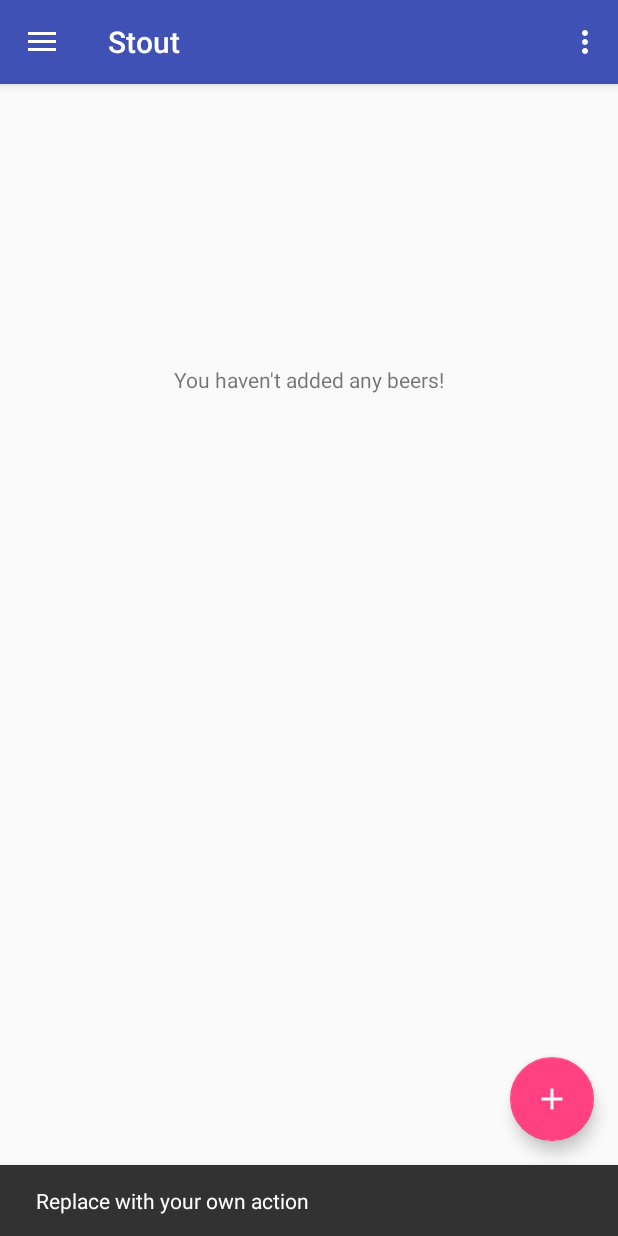
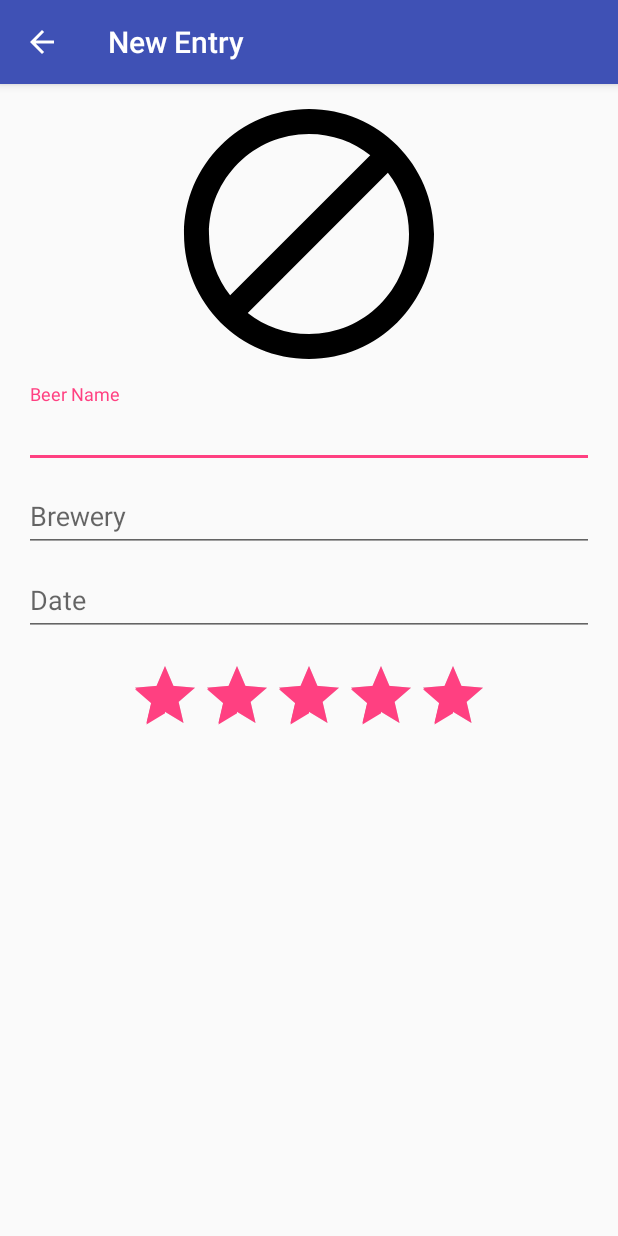
Before and after one commit to SeptimusX75/AlcohDex, an Android app: the screen it shows after launch (HomeActivity before the commit, AddEntryActivity after it), after a tap on an icon or button, on a phone screen of 412 x 824 dp. Run offline under Robolectric (Android 15) with nearby library versions, the phone set to English and light mode, and no system bars; our stand-ins replace data binding.

Commit message:
Added new entry flow;

```diff
--- a/app/src/main/AndroidManifest.xml
+++ b/app/src/main/AndroidManifest.xml
@@ -18,6 +18,13 @@
                 <category android:name="android.intent.category.LAUNCHER" />
             </intent-filter>
         </activity>
+
+        <activity
+            android:name=".entries.AddEntryActivity"
+            android:label="New Entry"
+            android:parentActivityName=".HomeActivity"
+            android:windowSoftInputMode="adjustPan" />
+
     </application>
 
 </manifest>
--- a/app/src/main/java/io/memetic/alcohdex/HomeActivity.java
+++ b/app/src/main/java/io/memetic/alcohdex/HomeActivity.java
@@ -1,9 +1,9 @@
 package io.memetic.alcohdex;
 
+import android.content.Intent;
 import android.os.Bundle;
 import android.support.design.widget.FloatingActionButton;
 import android.support.design.widget.NavigationView;
-import android.support.design.widget.Snackbar;
 import android.support.v4.view.GravityCompat;
 import android.support.v4.widget.DrawerLayout;
 import android.support.v7.app.ActionBarDrawerToggle;
@@ -12,6 +12,8 @@ import android.support.v7.widget.Toolbar;
 import android.view.Menu;
 import android.view.MenuItem;
 import android.view.View;
+
+import io.memetic.alcohdex.entries.AddEntryActivity;
 
 public class HomeActivity extends AppCompatActivity
         implements NavigationView.OnNavigationItemSelectedListener {
@@ -27,9 +29,11 @@ public class HomeActivity extends AppCompatActivity
         fab.setOnClickListener(new View.OnClickListener() {
             @Override
             public void onClick(View view) {
-                Snackbar.make(view, "Replace with your own action",
-                        Snackbar.LENGTH_LONG)
-                        .setAction("Action", null).show();
+                Intent intent = new Intent(HomeActivity.this, AddEntryActivity.class);
+                startActivity(intent);
+                //                Snackbar.make(view, "Replace with your own action",
+                //                        Snackbar.LENGTH_LONG)
+                //                        .setAction("Action", null).show();
             }
         });
 
--- a/app/src/main/java/io/memetic/alcohdex/entries/AddEntryActivity.java
+++ b/app/src/main/java/io/memetic/alcohdex/entries/AddEntryActivity.java
@@ -1,6 +1,13 @@
 package io.memetic.alcohdex.entries;
 
+import android.databinding.DataBindingUtil;
+import android.os.Bundle;
+import android.support.annotation.Nullable;
+import android.support.v4.app.FragmentTransaction;
 import android.support.v7.app.AppCompatActivity;
+
+import io.memetic.alcohdex.R;
+import io.memetic.alcohdex.databinding.ActivityAddEntryBinding;
 
 /**
  * TODO class description
@@ -10,6 +17,26 @@ import android.support.v7.app.AppCompatActivity;
  */
 public class AddEntryActivity extends AppCompatActivity {
 
+    public static final String TAG_ADD_ENTRY_FRAGMENT = "TAG_ADD_ENTRY_FRAGMENT";
+    private ActivityAddEntryBinding binding;
+    private AddEntryFragment fragment;
 
+    @Override
+    protected void onCreate(@Nullable Bundle savedInstanceState) {
+        super.onCreate(savedInstanceState);
+        binding = DataBindingUtil.setContentView(this, R.layout.activity_add_entry);
+        if (getSupportActionBar() != null) {
+            getSupportActionBar().setDisplayHomeAsUpEnabled(true);
+        }
+        if (savedInstanceState == null) {
+            FragmentTransaction transaction = getSupportFragmentManager().beginTransaction();
+            fragment = new AddEntryFragment();
+            transaction.add(binding.fragmentTarget.getId(), fragment, TAG_ADD_ENTRY_FRAGMENT);
+            transaction.commit();
+        }
+        else {
+            fragment = (AddEntryFragment) getSupportFragmentManager().findFragmentByTag(TAG_ADD_ENTRY_FRAGMENT);
+        }
+    }
 
 }
--- /dev/null
+++ b/app/src/main/java/io/memetic/alcohdex/entries/AddEntryFragment.java
@@ -0,0 +1,30 @@
+package io.memetic.alcohdex.entries;
+
+import android.databinding.DataBindingUtil;
+import android.os.Bundle;
+import android.support.annotation.Nullable;
+import android.support.v4.app.Fragment;
+import android.view.LayoutInflater;
+import android.view.View;
+import android.view.ViewGroup;
+
+import io.memetic.alcohdex.R;
+import io.memetic.alcohdex.databinding.FragmentAddEntryBinding;
+
+/**
+ * TODO class description
+ *
+ * @author manuel.silva@mobileforming.com
+ *         3/19/17
+ */
+public class AddEntryFragment extends Fragment {
+
+    private FragmentAddEntryBinding binding;
+
+    @Nullable
+    @Override
+    public View onCreateView(LayoutInflater inflater, @Nullable ViewGroup container, @Nullable Bundle savedInstanceState) {
+        binding = DataBindingUtil.inflate(inflater, R.layout.fragment_add_entry, container, false);
+        return binding.getRoot();
+    }
+}
--- /dev/null
+++ b/app/src/main/res/drawable/ic_block_black_24dp.xml
@@ -0,0 +1,4 @@
+<vector android:height="200dp" android:viewportHeight="24.0"
+    android:viewportWidth="24.0" android:width="200dp" xmlns:android="http://schemas.android.com/apk/res/android">
+    <path android:fillColor="#FF000000" android:pathData="M12,2C6.48,2 2,6.48 2,12s4.48,10 10,10 10,-4.48 10,-10S17.52,2 12,2zM4,12c0,-4.42 3.58,-8 8,-8 1.85,0 3.55,0.63 4.9,1.69L5.69,16.9C4.63,15.55 4,13.85 4,12zM12,20c-1.85,0 -3.55,-0.63 -4.9,-1.69L18.31,7.1C19.37,8.45 20,10.15 20,12c0,4.42 -3.58,8 -8,8z"/>
+</vector>
--- /dev/null
+++ b/app/src/main/res/layout/activity_add_entry.xml
@@ -0,0 +1,23 @@
+<?xml version="1.0" encoding="utf-8"?><!--suppress XmlUnusedNamespaceDeclaration -->
+<layout xmlns:android="http://schemas.android.com/apk/res/android"
+    xmlns:app="http://schemas.android.com/apk/res-auto"
+    xmlns:tools="http://schemas.android.com/tools">
+
+    <data>
+
+        <variable
+            name="viewModel"
+            type="Object" />
+
+        <variable
+            name="presenter"
+            type="Object" />
+    </data>
+
+    <!-- Root layout here -->
+    <FrameLayout
+        android:id="@+id/fragmentTarget"
+        android:layout_width="match_parent"
+        android:layout_height="match_parent" />
+
+</layout>
--- a/app/src/main/res/layout/content_home.xml
+++ b/app/src/main/res/layout/content_home.xml
@@ -29,6 +29,7 @@
         app:layout_constraintTop_toTopOf="parent">
 
         <android.support.v7.widget.RecyclerView
+            android:id="@+id/recyclerView"
             android:layout_width="match_parent"
             android:layout_height="match_parent"
             tools:visibility="gone" />
--- /dev/null
+++ b/app/src/main/res/layout/fragment_add_entry.xml
@@ -0,0 +1,83 @@
+<?xml version="1.0" encoding="utf-8"?><!--suppress XmlUnusedNamespaceDeclaration -->
+<layout xmlns:android="http://schemas.android.com/apk/res/android"
+    xmlns:app="http://schemas.android.com/apk/res-auto"
+    xmlns:tools="http://schemas.android.com/tools">
+
+    <data>
+
+        <variable
+            name="viewModel"
+            type="Object" />
+
+        <variable
+            name="presenter"
+            type="Object" />
+    </data>
+
+    <!-- Root layout here -->
+    <LinearLayout
+        android:layout_width="match_parent"
+        android:layout_height="match_parent"
+        android:orientation="vertical"
+        android:paddingEnd="@dimen/activity_horizontal_margin"
+        android:paddingStart="@dimen/activity_horizontal_margin">
+
+        <ImageView
+            android:layout_width="200dp"
+            android:layout_height="200dp"
+            android:layout_gravity="center_horizontal"
+            android:contentDescription="@string/beer_image_content_desc"
+            android:src="@drawable/ic_block_black_24dp" />
+
+        <android.support.design.widget.TextInputLayout
+            android:layout_width="match_parent"
+            android:layout_height="wrap_content">
+
+            <EditText
+                android:id="@+id/beerName"
+                android:layout_width="match_parent"
+                android:layout_height="wrap_content"
+                android:hint="@string/beerNameLabel"
+                android:inputType="textCapWords" />
+        </android.support.design.widget.TextInputLayout>
+
+        <android.support.design.widget.TextInputLayout
+            android:layout_width="match_parent"
+            android:layout_height="wrap_content">
+
+            <EditText
+                android:id="@+id/brewery"
+                android:layout_width="match_parent"
+                android:layout_height="wrap_content"
+                android:hint="@string/breweryLabel"
+                android:inputType="textCapWords" />
+        </android.support.design.widget.TextInputLayout>
+
+        <android.support.design.widget.TextInputLayout
+            android:layout_width="match_parent"
+            android:layout_height="wrap_content">
+
+            <EditText
+                android:id="@+id/dateConsumed"
+                android:layout_width="match_parent"
+                android:layout_height="wrap_content"
+                android:hint="@string/dateLabel"
+                android:inputType="date" />
+        </android.support.design.widget.TextInputLayout>
+
+        <android.support.v4.widget.Space
+            android:layout_width="match_parent"
+            android:layout_height="@dimen/activity_vertical_margin" />
+
+        <RatingBar
+            android:id="@+id/ratingBar"
+            android:layout_width="wrap_content"
+            android:layout_height="wrap_content"
+            android:layout_gravity="center_horizontal"
+            android:numStars="5"
+            android:rating="5"
+            android:stepSize=".5" />
+
+
+    </LinearLayout>
+</layout>
--- a/app/src/main/res/values/strings.xml
+++ b/app/src/main/res/values/strings.xml
@@ -1,9 +1,13 @@
 <resources>
-    <string name="app_name">Stout</string>
+    <string name="app_name">AlcohDex</string>
 
     <string name="navigation_drawer_open">Open navigation drawer</string>
     <string name="navigation_drawer_close">Close navigation drawer</string>
 
     <string name="action_settings">Settings</string>
     <string name="beer_list_empty">You haven\'t added any beers!</string>
+    <string name="dateLabel">Date</string>
+    <string name="breweryLabel">Brewery</string>
+    <string name="beerNameLabel">Beer Name</string>
+    <string name="beer_image_content_desc">Beer Image</string>
 </resources>
```
